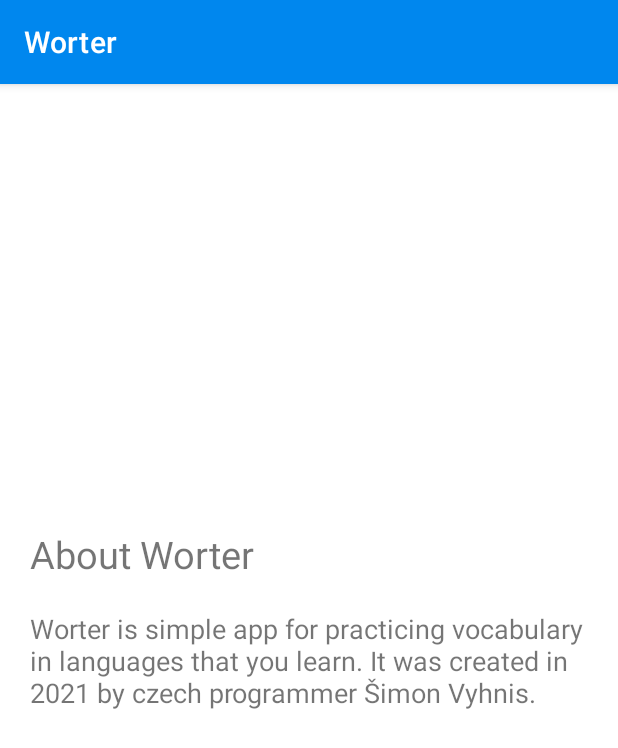
After one commit to simon-vyhnis/Worter, an Android app: the AboutFragment screen opened through its navigation route, on a phone screen of 412 x 824 dp. The commit adds this screen. Shown: the top 748 px of the screen. Run offline under Robolectric (Android 15) with nearby library versions, the phone set to English and light mode, and no system bars.

Commit message:
Created AboutFragment

```diff
--- a/app/src/main/java/com/simon/worter/MainActivity.kt
+++ b/app/src/main/java/com/simon/worter/MainActivity.kt
@@ -4,24 +4,14 @@ import android.os.Bundle
 import android.view.Menu
 import android.view.MenuItem
 import android.widget.Toast
+import androidx.activity.viewModels
 import androidx.appcompat.app.AppCompatActivity
+import androidx.fragment.app.viewModels
+import com.simon.worter.ui.MainViewModel
 
 class MainActivity : AppCompatActivity() {
     override fun onCreate(savedInstanceState: Bundle?) {
         super.onCreate(savedInstanceState)
         setContentView(R.layout.activity_main)
     }
-
-    override fun onCreateOptionsMenu(menu: Menu?): Boolean {
-        menuInflater.inflate(R.menu.main_menu, menu)
-        return true
-    }
-
-    override fun onOptionsItemSelected(item: MenuItem): Boolean {
-        if(item.itemId == R.id.statistics){
-
-            Toast.makeText(this, "Total words: ", Toast.LENGTH_LONG).show()
-        }
-        return super.onOptionsItemSelected(item)
-    }
 }
--- /dev/null
+++ b/app/src/main/java/com/simon/worter/ui/AboutFragment.kt
@@ -0,0 +1,15 @@
+package com.simon.worter.ui
+
+import android.os.Bundle
+import android.view.LayoutInflater
+import android.view.View
+import android.view.ViewGroup
+import androidx.fragment.app.Fragment
+import com.simon.worter.R
+
+class AboutFragment : Fragment() {
+
+    override fun onCreateView(inflater: LayoutInflater, container: ViewGroup?, savedInstanceState: Bundle?): View? {
+        return inflater.inflate(R.layout.fragment_about, container, false)
+    }
+}
--- a/app/src/main/java/com/simon/worter/ui/StartFragment.kt
+++ b/app/src/main/java/com/simon/worter/ui/StartFragment.kt
@@ -1,15 +1,24 @@
 package com.simon.worter.ui
 
 import android.os.Bundle
-import android.view.LayoutInflater
-import android.view.View
-import android.view.ViewGroup
+import android.view.*
 import android.widget.Button
+import android.widget.Toast
+import androidx.activity.viewModels
 import androidx.fragment.app.Fragment
+import androidx.fragment.app.viewModels
 import androidx.navigation.findNavController
+import androidx.navigation.fragment.findNavController
 import com.simon.worter.R
 
 class StartFragment : Fragment() {
+    private val viewModel : MainViewModel by viewModels()
+
+    override fun onCreate(savedInstanceState: Bundle?) {
+        setHasOptionsMenu(true)
+        super.onCreate(savedInstanceState)
+    }
+
     override fun onCreateView(inflater: LayoutInflater, container: ViewGroup?, savedInstanceState: Bundle?): View? {
         val root =  inflater.inflate(R.layout.fragment_start, container, false)
         val buttonPractice = root.findViewById<Button>(R.id.practice)
@@ -22,4 +31,19 @@ class StartFragment : Fragment() {
         }
         return root
     }
+
+    override fun onCreateOptionsMenu(menu: Menu, inflater: MenuInflater) {
+        inflater.inflate(R.menu.main_menu, menu)
+    }
+
+    override fun onOptionsItemSelected(item: MenuItem): Boolean {
+        if(item.itemId == R.id.statistics){
+            viewModel.getNumberOfWords().observe(this) {
+                Toast.makeText(context, "Total words: $it", Toast.LENGTH_LONG).show()
+            }
+        }else if(item.itemId == R.id.about){
+            findNavController().navigate(R.id.action_startFragment_to_aboutFragment)
+        }
+        return super.onOptionsItemSelected(item)
+    }
 }
--- /dev/null
+++ b/app/src/main/res/layout/fragment_about.xml
@@ -0,0 +1,30 @@
+<?xml version="1.0" encoding="utf-8"?>
+<androidx.constraintlayout.widget.ConstraintLayout
+    xmlns:android="http://schemas.android.com/apk/res/android"
+    xmlns:app="http://schemas.android.com/apk/res-auto"
+    xmlns:tools="http://schemas.android.com/tools"
+    android:layout_width="match_parent"
+    android:layout_height="match_parent"
+    android:layout_margin="20dp">
+
+    <TextView
+        android:layout_width="wrap_content"
+        android:layout_height="wrap_content"
+        android:text="About Worter"
+        app:layout_constraintBottom_toTopOf="@+id/textView3"
+        app:layout_constraintStart_toStartOf="parent"
+        android:textSize="25sp"
+        android:layout_marginBottom="20dp"/>
+
+    <TextView
+        android:id="@+id/textView3"
+        android:layout_width="wrap_content"
+        android:layout_height="wrap_content"
+        android:text="Worter is simple app for practicing vocabulary in languages that you learn. It was created in 2021 by czech programmer Šimon Vyhnis."
+        android:textSize="18sp"
+        app:layout_constraintBottom_toBottomOf="parent"
+        app:layout_constraintEnd_toEndOf="parent"
+        app:layout_constraintStart_toStartOf="parent"
+        app:layout_constraintTop_toTopOf="parent" />
+
+</androidx.constraintlayout.widget.ConstraintLayout>
--- a/app/src/main/res/menu/main_menu.xml
+++ b/app/src/main/res/menu/main_menu.xml
@@ -3,5 +3,8 @@
     <item
         android:title="@string/statistics"
         android:id="@+id/statistics"/>
+    <item
+        android:title="@string/about_app"
+        android:id="@+id/about"/>
 
 </menu>
--- a/app/src/main/res/navigation/main_nav.xml
+++ b/app/src/main/res/navigation/main_nav.xml
@@ -14,6 +14,9 @@
         <action
             android:id="@+id/action_startFragment_to_addFragment"
             app:destination="@id/addFragment" />
+        <action
+            android:id="@+id/action_startFragment_to_aboutFragment"
+            app:destination="@id/aboutFragment" />
     </fragment>
     <fragment
         android:id="@+id/addFragment"
@@ -27,4 +30,8 @@
         android:id="@+id/practiceFragment"
         android:name="com.simon.worter.ui.PracticeFragment"
         android:label="PracticeFragment" />
+    <fragment
+        android:id="@+id/aboutFragment"
+        android:name="com.simon.worter.ui.AboutFragment"
+        android:label="AboutFragment" />
 </navigation>
--- a/app/src/main/res/values/strings.xml
+++ b/app/src/main/res/values/strings.xml
@@ -9,4 +9,5 @@
     <string name="hint2">Dog</string>
     <string name="hint1">Der Hund</string>
     <string name="statistics">Statistics</string>
+    <string name="about_app">About App</string>
 </resources>
```
